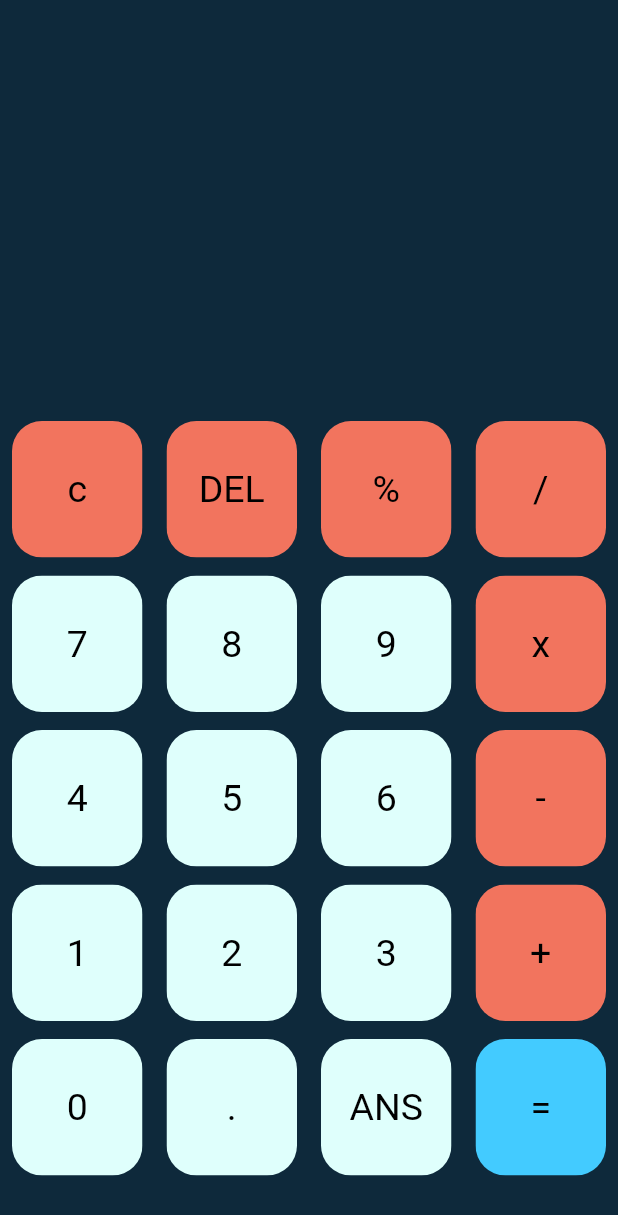
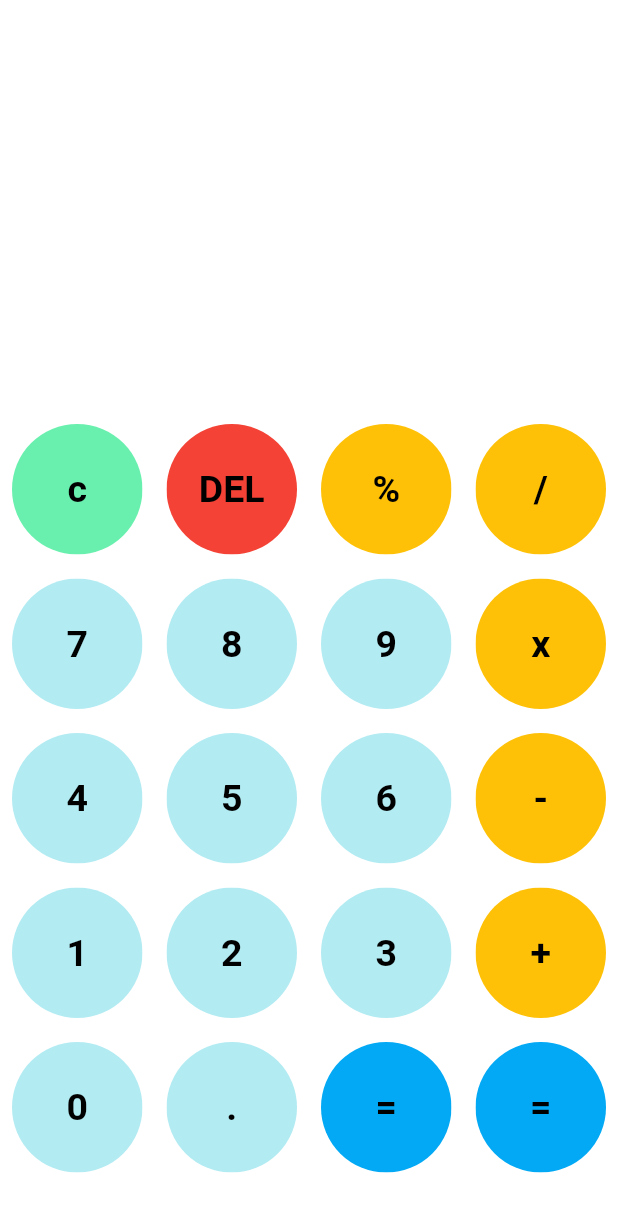
Before and after one commit to Monzim/M_calc, a Flutter app: the screen it shows after launch, on a phone screen of 412 x 824 dp. Shown: the top 1215 px of the screen. Run offline on Flutter 3.47's test engine with Material 2 defaults, Android fonts, the phone set to English and light mode, and no system bars; our stand-ins replace hexcolor, math_expressions.

Commit message:
background color changed to white10

```diff
--- a/lib/buttons.dart
+++ b/lib/buttons.dart
@@ -13,18 +13,18 @@ class MyButton extends StatelessWidget {
     return GestureDetector(
       onTap: buttonTapped,
       child: Padding(
-        padding: const EdgeInsets.fromLTRB(8, 6, 8, 6),
+        padding: const EdgeInsets.fromLTRB(8, 8, 8, 8),
         child: ClipRRect(
-          borderRadius: BorderRadius.circular(20),
+          borderRadius: BorderRadius.circular(50),
           child: Container(
             color: color,
             child: Center(
               child: Text(
                 buttonText,
                 style: TextStyle(
-                  color: textColor,
-                  fontSize: 25,
-                ),
+                    color: textColor,
+                    fontSize: 25,
+                    fontWeight: FontWeight.bold),
               ),
             ),
           ),
--- a/lib/main.dart
+++ b/lib/main.dart
@@ -25,8 +25,8 @@ class Homepage extends StatefulWidget {
 class _HomepageState extends State<Homepage> {
   var userQuestion = '';
   var userAnswer = '';
+  var storeAns = '';
 
-  final myTextStyle = TextStyle(fontSize: 3, color: Colors.deepPurple[900]);
   final List<String> buttons = [
     'c',
     'DEL',
@@ -46,14 +46,14 @@ class _HomepageState extends State<Homepage> {
     '+',
     '0',
     '.',
-    'ANS',
+    '=',
     '=',
   ];
 
   @override
   Widget build(BuildContext context) {
     return Scaffold(
-      backgroundColor: HexColor("#0E293B"),
+      backgroundColor: Colors.white10,
       body: Column(
         children: [
           Expanded(
@@ -62,7 +62,7 @@ class _HomepageState extends State<Homepage> {
                 mainAxisAlignment: MainAxisAlignment.spaceEvenly,
                 children: [
                   SizedBox(
-                    height: 50,
+                    height: 30,
                   ),
                   Container(
                     padding: EdgeInsets.all(20),
@@ -70,9 +70,9 @@ class _HomepageState extends State<Homepage> {
                     child: Text(
                       userQuestion,
                       style: TextStyle(
-                          fontSize: 20,
-                          color: Colors.white,
-                          fontWeight: FontWeight.bold),
+                        fontSize: 20,
+                        color: Colors.white,
+                      ),
                     ),
                   ),
                   Container(
@@ -81,9 +81,9 @@ class _HomepageState extends State<Homepage> {
                     child: Text(
                       userAnswer,
                       style: TextStyle(
-                          fontSize: 25,
+                          fontSize: 30,
                           color: Colors.white,
-                          fontWeight: FontWeight.w300),
+                          fontWeight: FontWeight.bold),
                     ),
                   ),
                 ],
@@ -108,8 +108,8 @@ class _HomepageState extends State<Homepage> {
                           });
                         },
                         buttonText: buttons[index],
-                        // color: Colors.green,
-                        color: HexColor("#F2745E"),
+                        color: Colors.greenAccent,
+                        // color: HexColor("#F2745E"),
                         textColor: Colors.black,
                       );
 
@@ -123,11 +123,32 @@ class _HomepageState extends State<Homepage> {
                           });
                         },
                         buttonText: buttons[index],
-                        // color: Colors.red,
-                        color: HexColor("#F2745E"),
+                        color: Colors.red,
+                        // color: HexColor("#F2745E"),
+                        textColor: Colors.black,
+                      );
+
+                      // ans button
+                    }
+                    // else if (index == 2) {
+                    //   return MyButton(
+                    //     buttonTapped: () {},
+                    //   );
+                    // }
+                    else if (index == 18) {
+                      return MyButton(
+                        buttonTapped: () {
+                          setState(() {
+                            storeAns = userAnswer;
+                            // equalPressed();
+                          });
+                        },
+                        buttonText: buttons[index],
+                        color: Colors.lightBlue,
                         textColor: Colors.black,
                       );
                     }
+
                     // equal button
                     else if (index == buttons.length - 1) {
                       return MyButton(
@@ -138,7 +159,8 @@ class _HomepageState extends State<Homepage> {
                         },
                         buttonText: buttons[index],
                         // color: Colors.deepPurple,
-                        color: HexColor("#43CBFF"),
+                        color: Colors.lightBlue,
+                        // color: HexColor("#43CBFF"),
                         textColor: Colors.black,
                       );
                     } else {
@@ -152,8 +174,10 @@ class _HomepageState extends State<Homepage> {
                         buttonText: buttons[index],
                         color: isOperator(buttons[index])
                             // ? Colors.deepPurple
-                            ? HexColor("#F2745E")
-                            : HexColor("#DFFFFC"),
+                            ? Colors.amber
+                            // ? HexColor("#F2745E")
+                            // : HexColor("#DFFFFC"),
+                            : Colors.cyan[100],
                         textColor: isOperator(buttons[index])
                             ? Colors.black
                             : Colors.black,
```
